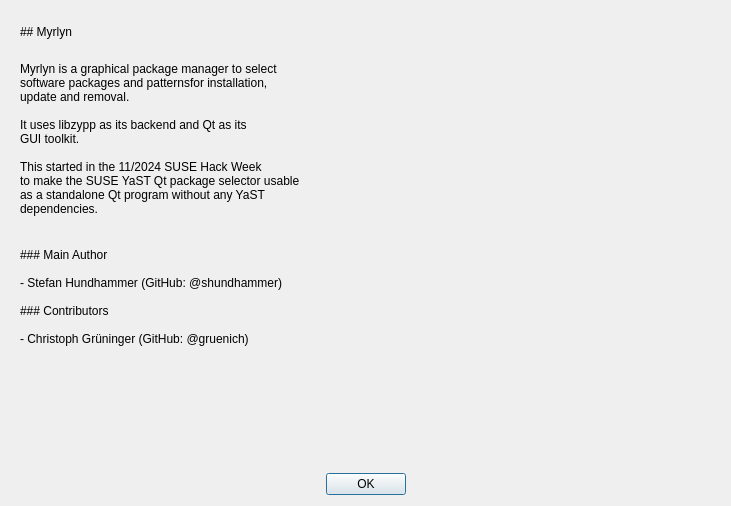
This is src/about-dialog.ui in shundhammer/yqpkg as Qt 5 draws it before an edit. The edited form follows.
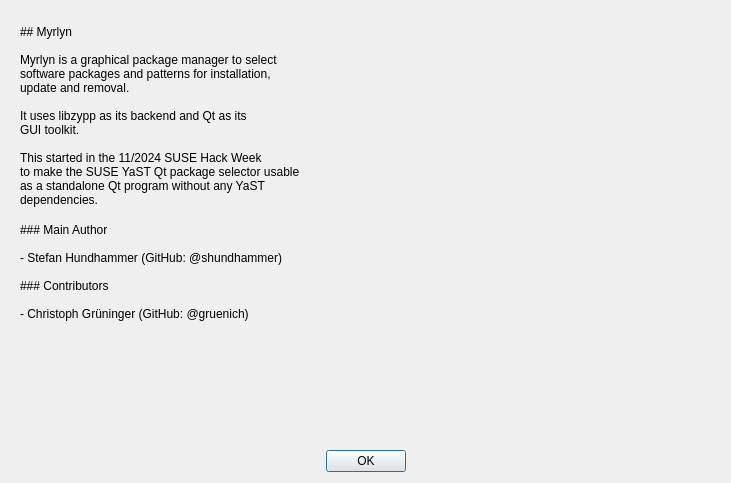
This is the edited form. Icons and pictures are not drawn.

Commit message: Typo + spacers

```diff
--- a/src/about-dialog.ui
+++ b/src/about-dialog.ui
@@ -7,7 +7,7 @@
     <x>0</x>
     <y>0</y>
     <width>731</width>
-    <height>506</height>
+    <height>483</height>
    </rect>
   </property>
   <property name="windowTitle">
@@ -54,7 +54,7 @@
          <property name="sizeHint" stdset="0">
           <size>
            <width>20</width>
-           <height>17</height>
+           <height>8</height>
           </size>
          </property>
         </spacer>
@@ -62,8 +62,8 @@
        <item>
         <widget class="QLabel" name="bodyText">
          <property name="text">
-          <string>Myrlyn is a graphical package manager to select 
-software packages and patternsfor installation, 
+          <string>Myrlyn is a graphical package manager to select
+software packages and patterns for installation,
 update and removal.
 
 It uses libzypp as its backend and Qt as its
@@ -72,8 +72,7 @@
 This started in the 11/2024 SUSE Hack Week
 to make the SUSE YaST Qt package selector usable
 as a standalone Qt program without any YaST
-dependencies.
-</string>
+dependencies.</string>
          </property>
          <property name="textFormat">
           <enum>Qt::PlainText</enum>
@@ -97,7 +96,7 @@
          <property name="sizeHint" stdset="0">
           <size>
            <width>20</width>
-           <height>12</height>
+           <height>10</height>
           </size>
          </property>
         </spacer>
```
